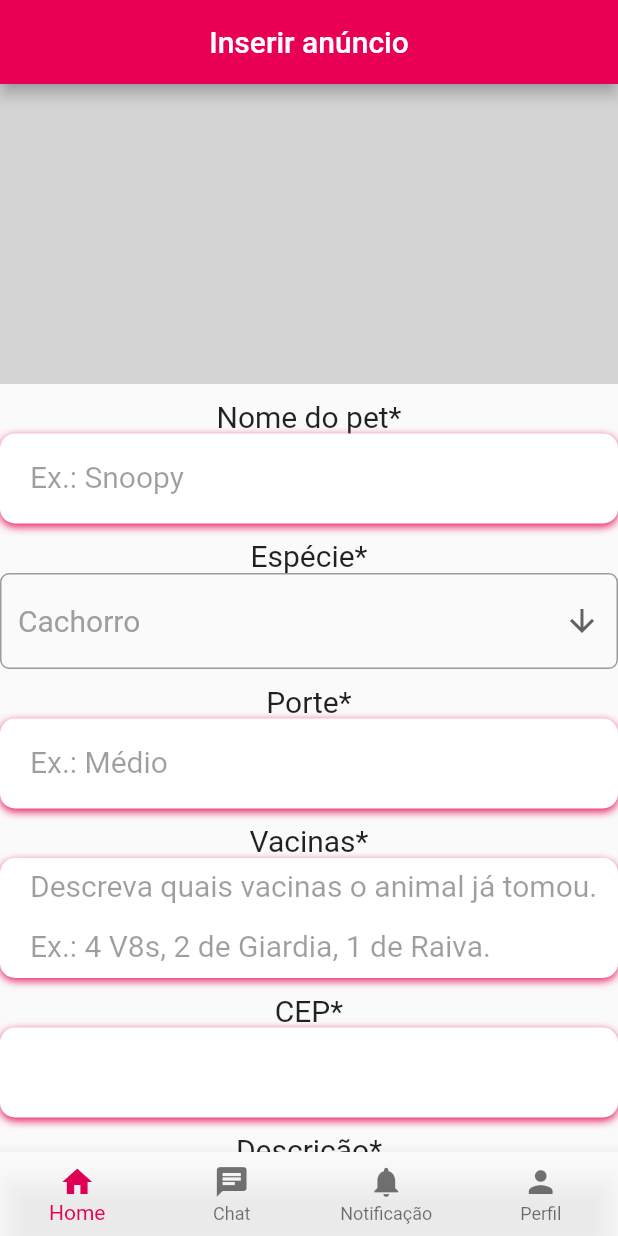
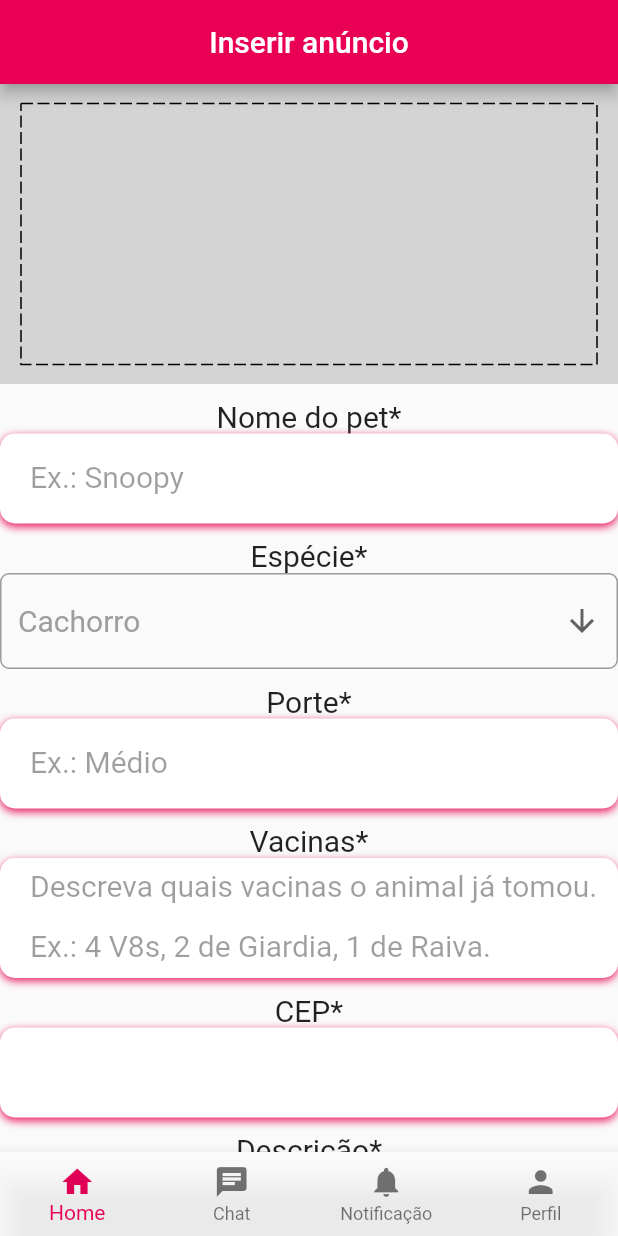
Before and after one commit to vitorekr/UnBArqDsw2022-2-2022.2_G4_IdotPet_Frontend, a Flutter app: the screen it shows after launch, on a phone screen of 412 x 824 dp. Run offline on Flutter 3.47's test engine with Material 2 defaults, Android fonts, the phone set to English and light mode, and no system bars; drawn by our look-alikes of dotted_border; our stand-ins replace dio, get; accounts and stored records are empty.

Commit message:
Adicionando pacote Dotted e container clicável
Co-Authored-By: Luan Cavalcante <67024690+Luan-Cavalcante@users.noreply.github.com>
Co-Authored-By: vitorekr <56610229+vitorekr@users.noreply.github.com>
Co-Authored-By: Nícolas Roberto <66215835+Nicolas-Roberto@users.noreply.github.com>

```diff
--- a/lib/modules/cadastroPet/ui/cadastrar_pet.dart
+++ b/lib/modules/cadastroPet/ui/cadastrar_pet.dart
@@ -1,4 +1,5 @@
 import 'package:flutter/material.dart';
+import 'package:dotted_border/dotted_border.dart';
 import 'package:get/get.dart';
 import 'package:idotpet/config/app_routes.dart';
 import 'package:idotpet/modules/auth/data_provider/user_api.dart';
@@ -11,9 +12,20 @@ Widget buildPhotoUpload() {
       print("Tapped");
     },
     child: Container(
+      width: double.infinity,
       height: 200,
-      width: double.infinity,
       color: const Color.fromRGBO(212, 212, 212, 1),
+      alignment: Alignment.center,
+      child: DottedBorder(
+        color: Colors.black,
+        strokeWidth: 1,
+        dashPattern: [8,3],
+        child: Container(
+          width: 380,
+          height: 170,
+          color: const Color.fromRGBO(212, 212, 212, 1),
+        ),
+      ),
     ),
   );
 }
--- a/pubspec.yaml
+++ b/pubspec.yaml
@@ -31,6 +31,8 @@ environment:
 dependencies:
   flutter:
     sdk: flutter
+
+  dotted_border: ^2.0.0+2
 
 
   # The following adds the Cupertino Icons font to your application.
```
Also changed, not shown: pubspec.lock.
